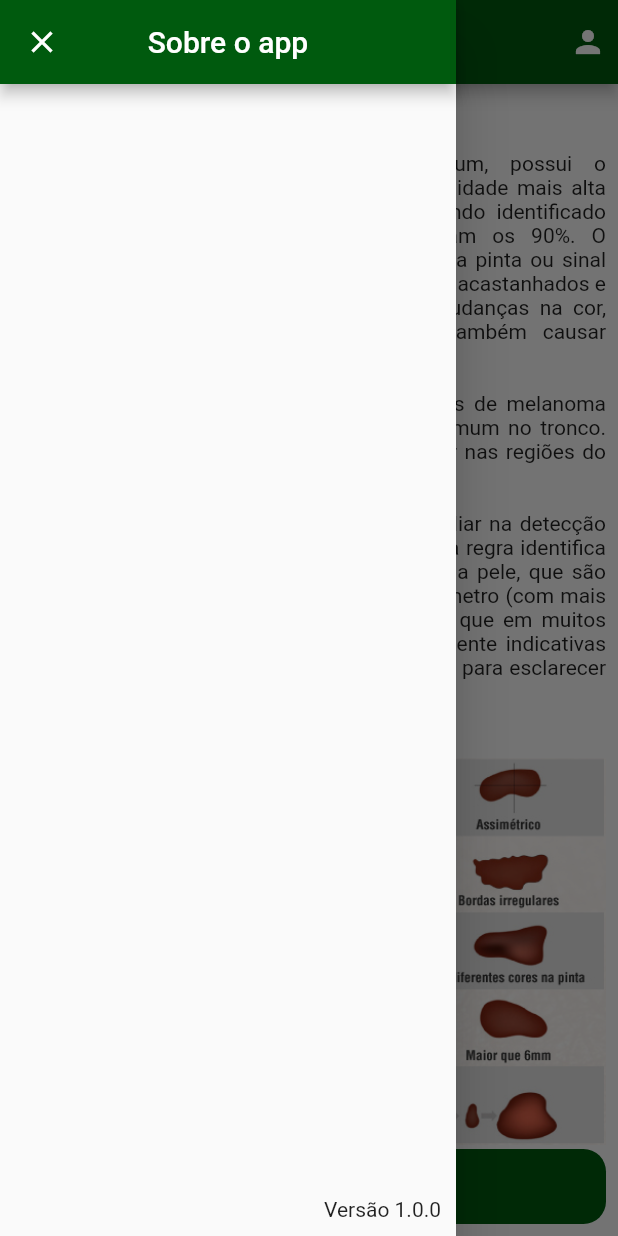
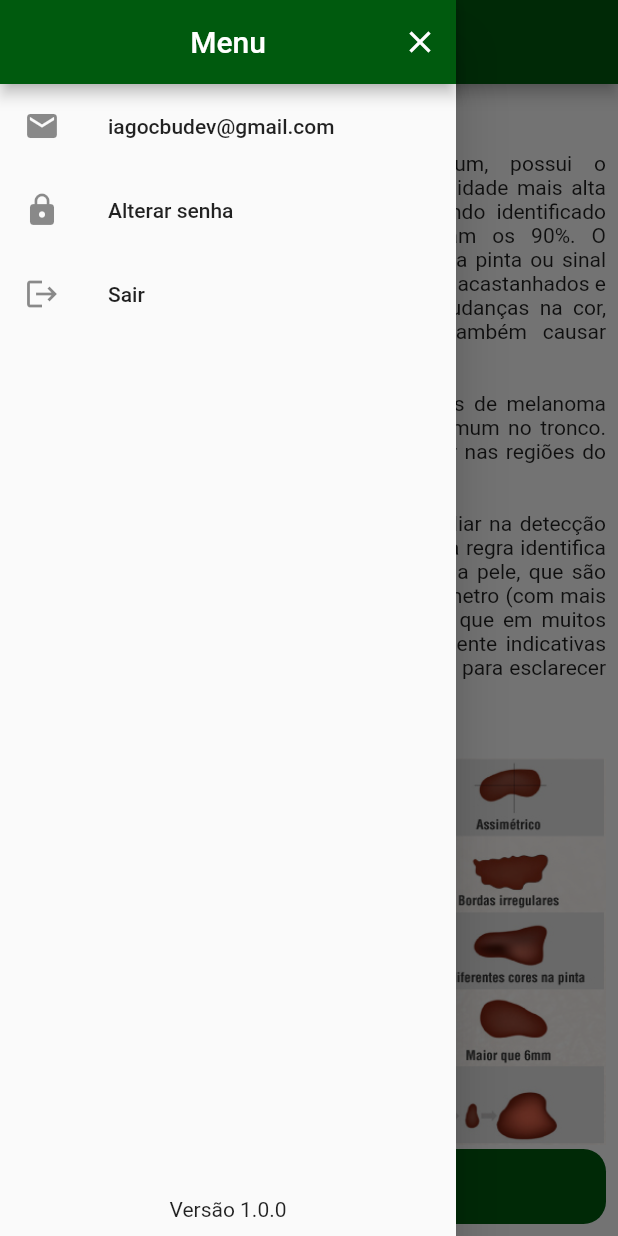
Before and after one commit to iagobutignon/image-processing-skin-cancer-app, a Flutter app: the screen it shows after launch, with the side drawer open, on a phone screen of 412 x 824 dp. Run offline on Flutter 3.47's test engine with Material 2 defaults, Android fonts, the light colour scheme and no system bars; our stand-ins replace camera, dio, extended_image, firebase_auth, firebase_core, flutter_modular and 4 more; accounts and stored records are empty.

Commit message:
Correcoes de textos

```diff
--- a/app/lib/app/modules/auth/pages/forgot_password/forgot_password_page.dart
+++ b/app/lib/app/modules/auth/pages/forgot_password/forgot_password_page.dart
@@ -52,13 +52,13 @@ class _ForgotPasswordPageState extends State<ForgotPasswordPage> {
             const Padding(
               padding: EdgeInsets.all(8.0),
               child: Text(
-                'Um email será enviado para sua conta com os passos para redefinir sua senha.',
+                'Um e-mail será enviado para sua conta com os passos para redefinir sua senha.',
                 textAlign: TextAlign.justify,
               ),
             ),
             const Spacer(),
             LargeButton(
-              label: 'Enviar Email',
+              label: 'Enviar e-mail',
               onPressed: store.sendEmail,
               marginTop: 40,
             ),
--- a/app/lib/app/modules/auth/pages/sign_in/sign_in_page.dart
+++ b/app/lib/app/modules/auth/pages/sign_in/sign_in_page.dart
@@ -61,7 +61,7 @@ class _SignInPageState extends State<SignInPage> {
                 withBorder: false,
               ),
               TextLink(
-                text: 'Esqueceu sua senha? Clique Aqui!',
+                text: 'Esqueceu sua senha? Clique aqui!',
                 marginTop: 15,
                 onTap: store.pushForgotPassword,
               ),
@@ -73,7 +73,7 @@ class _SignInPageState extends State<SignInPage> {
                 marginTop: 30,
               ),
               TextLink(
-                text: 'Não tem uma conta? Clique Aqui!',
+                text: 'Não tem uma conta? Clique aqui!',
                 onTap: store.pushSignUp,
                 marginTop: 15,
               ),
--- a/app/lib/app/modules/auth/pages/sign_up/sign_up_page.dart
+++ b/app/lib/app/modules/auth/pages/sign_up/sign_up_page.dart
@@ -75,13 +75,13 @@ class _SignUpPageState extends State<SignUpPage> {
                     marginTop: 15,
                   ),
                   PasswordField(
-                    label: 'Confirmar Senha',
+                    label: 'Confirmar senha',
                     controller: store.confirmPasswordController,
                     marginTop: 15,
                   ),
                   const Spacer(),
                   LargeButton(
-                    label: 'Criar Conta',
+                    label: 'Criar conta',
                     onPressed: store.createAccout,
                     marginTop: 40,
                   ),
--- a/app/lib/app/modules/home/pages/home/home_drawer.dart
+++ b/app/lib/app/modules/home/pages/home/home_drawer.dart
@@ -3,8 +3,13 @@ import 'package:flutter/material.dart';
 import '../../../../../core/themes/app_theme.dart';
 
 class HomeDrawer extends StatelessWidget {
+  final void Function() onChangePasswordTap;
+  final void Function() onSignOutTap;
+
   const HomeDrawer({
     super.key,
+    required this.onChangePasswordTap,
+    required this.onSignOutTap,
   });
 
   @override
@@ -12,20 +17,38 @@ class HomeDrawer extends StatelessWidget {
     return Drawer(
       child: Scaffold(
         appBar: AppBar(
-          title: const Text('Sobre o app'),
+          title: const Text('Menu'),
           backgroundColor: AppTheme.mainColor,
           centerTitle: true,
-          leading: IconButton(
-            icon: const Icon(Icons.close),
-            onPressed: () => Navigator.of(context).pop(),
-          ),
+          actions: [
+            IconButton(
+              icon: const Icon(Icons.close),
+              onPressed: () => Navigator.of(context).pop(),
+            ),
+          ],
         ),
-        body: const Align(
+        body: Align(
           alignment: Alignment.bottomRight,
           child: Column(
-            mainAxisAlignment: MainAxisAlignment.end,
+            // mainAxisAlignment: MainAxisAlignment.end,
             children: [
-              Padding(
+              DrawerItem(
+                label: 'iagocbudev@gmail.com',
+                icon: Icons.mail,
+                onTap: () {},
+              ),
+              DrawerItem(
+                label: 'Alterar senha',
+                icon: Icons.lock,
+                onTap: onChangePasswordTap,
+              ),
+              DrawerItem(
+                label: 'Sair',
+                icon: Icons.logout,
+                onTap: onSignOutTap,
+              ),
+              const Spacer(),
+              const Padding(
                 padding: EdgeInsets.all(10),
                 child: Text('Versão 1.0.0'),
               )
@@ -36,3 +59,27 @@ class HomeDrawer extends StatelessWidget {
     );
   }
 }
+
+class DrawerItem extends StatelessWidget {
+  final String label;
+  final IconData icon;
+  final void Function() onTap;
+
+  const DrawerItem({
+    super.key,
+    required this.label,
+    required this.icon,
+    required this.onTap,
+  });
+
+  @override
+  Widget build(BuildContext context) {
+    return GestureDetector(
+      onTap: onTap,
+      child: ListTile(
+        title: Text(label),
+        leading: Icon(icon),
+      ),
+    );
+  }
+}
--- a/app/lib/app/modules/home/pages/home/home_page.dart
+++ b/app/lib/app/modules/home/pages/home/home_page.dart
@@ -46,46 +46,11 @@ class HomePageState extends State<HomePage> {
         title: Text(widget.title),
         backgroundColor: AppTheme.mainColor,
         centerTitle: true,
-        leading: Builder(builder: (context) {
-          return IconButton(
-            icon: const Icon(Icons.info_outline),
-            onPressed: () {
-              Scaffold.of(context).openDrawer();
-            },
-          );
-        }),
-        actions: [
-          PopupMenuButton(
-            onSelected: (value) {
-              switch (value) {
-                case 0:
-                  store.signOut();
-                  break;
-                case 1:
-                  store.changePassword();
-                  break;
-              }
-            },
-            itemBuilder: (context) {
-              return const [
-                PopupMenuItem(
-                  value: 0,
-                  child: Text('Sair'),
-                ),
-                PopupMenuItem(
-                  value: 1,
-                  child: Text('Alterar senha'),
-                ),
-              ];
-            },
-            child: const Padding(
-              padding: EdgeInsets.all(8),
-              child: Icon(Icons.person),
-            ),
-          ),
-        ],
       ),
-      drawer: const HomeDrawer(),
+      drawer: HomeDrawer(
+        onChangePasswordTap: store.changePassword,
+        onSignOutTap: store.signOut,
+      ),
       body: Padding(
         padding: const EdgeInsets.all(8),
         child: Column(
@@ -107,7 +72,7 @@ class HomePageState extends State<HomePage> {
               ),
             ),
             LargeButton(
-              label: 'Iniciar Análise',
+              label: 'Iniciar análise',
               onPressed: store.startAnalysis,
             ),
           ],
--- a/app/lib/app/modules/shared/widgets/email_field.dart
+++ b/app/lib/app/modules/shared/widgets/email_field.dart
@@ -16,7 +16,7 @@ class EmailField extends StatelessWidget {
   const EmailField({
     super.key,
     required this.controller,
-    this.label = 'Email',
+    this.label = 'E-mail',
     this.leadingIcon = const Icon(Icons.email),
     this.marginLeft = 0,
     this.marginTop = 0,
```
